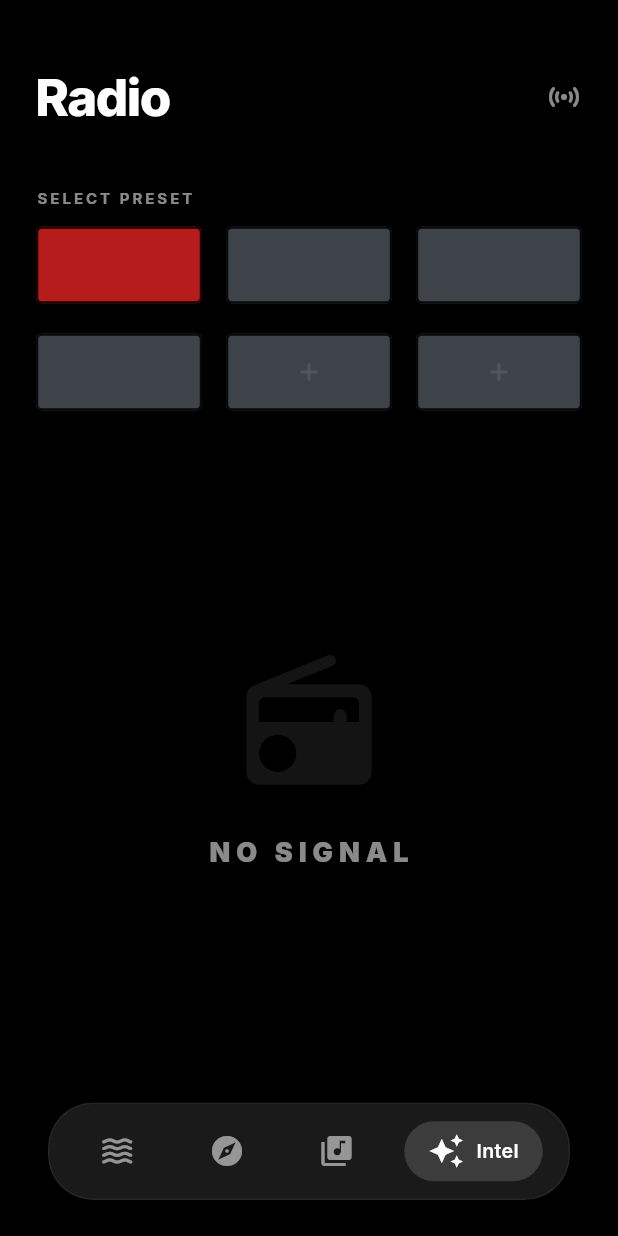
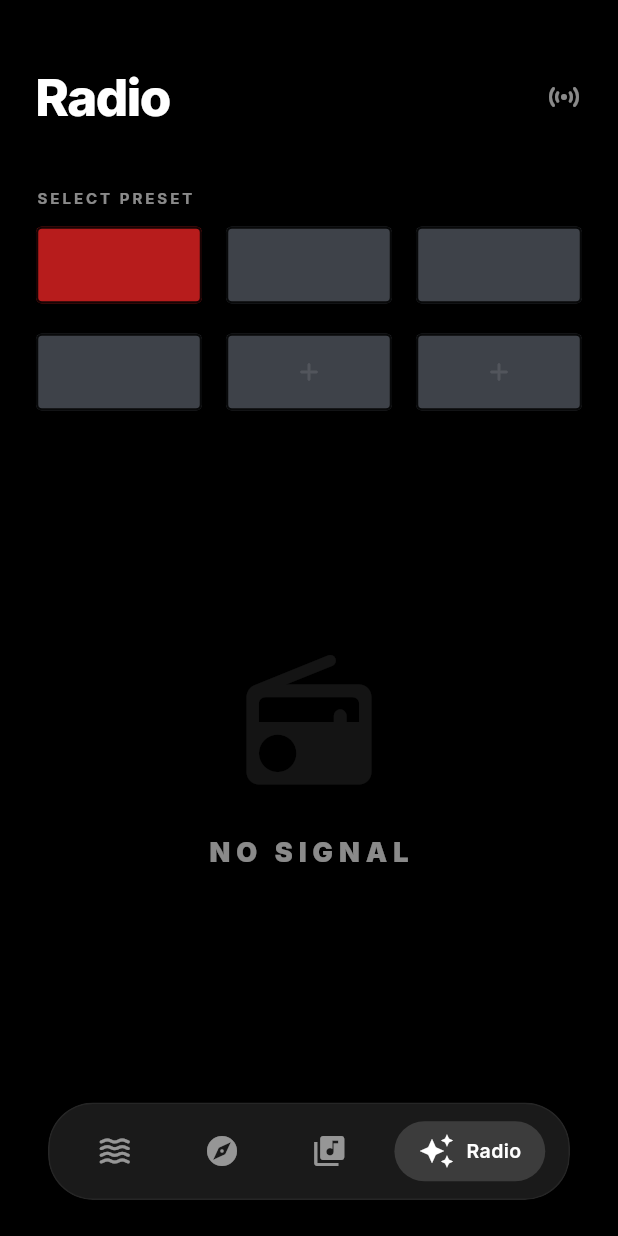
Before and after one commit to Jeffrey-joe-mathews/Muse, a Flutter app: the screen it shows after launch, item 4 of the bottom bar chosen, on a phone screen of 412 x 824 dp. Run offline on Flutter 3.47's test engine with Material 3 defaults, Android fonts, the phone set to English and light mode, and no system bars; our stand-ins replace file_picker, flutter_riverpod, google_fonts, isar, just_audio, just_audio_background and 4 more; missing offline and left inert: flutter_media_metadata, flutter_volume_controller, youtube_explode_dart; accounts and stored records are empty; generated files the repository leaves out were written again.

Commit message:
checkpoint 6

```diff
--- a/muse/lib/features/library/pages/collection_page.dart
+++ b/muse/lib/features/library/pages/collection_page.dart
@@ -21,7 +21,7 @@ class CollectionPage extends ConsumerStatefulWidget {
 
 class _CollectionPageState extends ConsumerState<CollectionPage> {
   String? _activeFolder;
-  bool _isGridView = true;
+  bool _isGridView = false;
 
   final Set<String> _hiddenGhosts = {};
 
--- a/muse/lib/features/root/pages/root_page.dart
+++ b/muse/lib/features/root/pages/root_page.dart
@@ -71,8 +71,8 @@ class FloatingDock extends ConsumerWidget {
                 children: [
                   _DockItem(icon: Icons.waves_rounded, label: "Flow", index: 0, currentIndex: currentIndex, ref: ref),
                   _DockItem(icon: Icons.explore, label: "Explore", index: 1, currentIndex: currentIndex, ref: ref),
-                  _DockItem(icon: Icons.library_music, label: "Collection", index: 2, currentIndex: currentIndex, ref: ref),
-                  _DockItem(icon: Icons.auto_awesome, label: "Intel", index: 3, currentIndex: currentIndex, ref: ref),
+                  _DockItem(icon: Icons.library_music, label: "Library", index: 2, currentIndex: currentIndex, ref: ref),
+                  _DockItem(icon: Icons.auto_awesome, label: "Radio", index: 3, currentIndex: currentIndex, ref: ref),
                 ],
               ),
             ),
```
Also changed, not shown: muse/lib/features/library/controllers/collection_controller.dart (+9 -0 lines).
